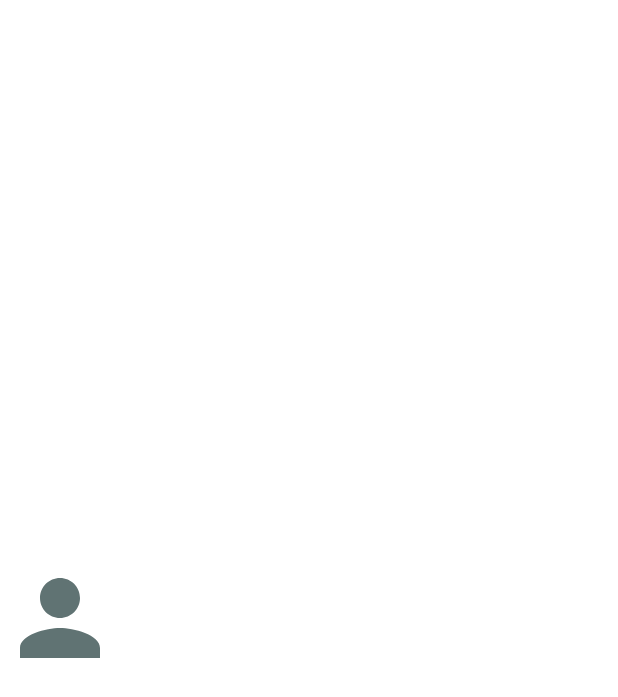
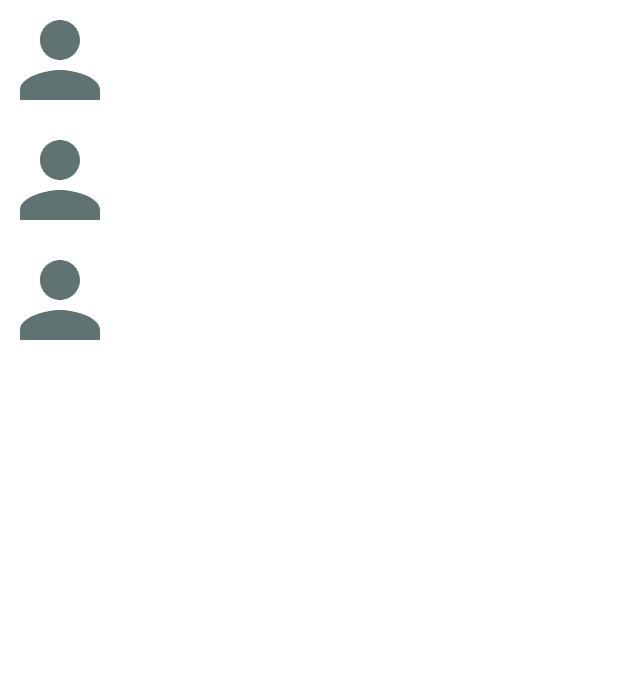
Before and after one commit to Sawsj25/first-api, an Android app: the layout activity_list_contact.xml on its own in the app's theme, with its tools: preview values and no code run, on a phone screen of 412 x 824 dp. Shown: the top 697 px of the screen. Run offline under Robolectric (Android 15) with nearby library versions, the phone set to English and light mode, and no system bars.

Commit message:
Add OnAdapterItemClickListener Interface

```diff
--- a/app/src/main/AndroidManifest.xml
+++ b/app/src/main/AndroidManifest.xml
@@ -5,6 +5,7 @@
 
     <uses-permission android:name="android.permission.INTERNET" />
     <uses-permission android:name="android.permission.SEND_SMS" />
+    <uses-permission android:name="android.permission.READ_CONTACTS"/>
 
     <application
         android:allowBackup="true"
--- a/app/src/main/java/com/example/testgradle/MainActivity.java
+++ b/app/src/main/java/com/example/testgradle/MainActivity.java
@@ -183,7 +183,7 @@ public class MainActivity extends AppCompatActivity implements View.OnClickListe
                 startActivity(intent);
             }
         });
-//        why ?
+//
 
         sharedPreferences = getSharedPreferences(MainActivity.TAG, MODE_PRIVATE);
         String email = spref.getSharedPreferences(this).getString(spref.EMAIL, "");
--- /dev/null
+++ b/app/src/main/java/com/example/testgradle/OnAdapterItemClickListener.java
@@ -0,0 +1,4 @@
+package com.example.testgradle;
+
+public interface OnAdapterItemClickListener {
+}
--- a/app/src/main/res/drawable/customborder_send.xml
+++ b/app/src/main/res/drawable/customborder_send.xml
@@ -3,5 +3,5 @@
     <corners android:radius="8dp"/>
     <padding android:left="10dp" android:right="10dp" android:top="10dp" android:bottom="10dp"/>
     <stroke android:width="1dp" android:color="#76B7EA"/>
-    <solid android:color="#D4D8ED"></solid>
+    <solid android:color="#4CAF50"></solid>
 </shape>
--- a/app/src/main/res/drawable/person.xml
+++ b/app/src/main/res/drawable/person.xml
@@ -1,5 +1,5 @@
-<vector android:height="24dp" android:tint="#607373"
+<vector android:height="50dp" android:tint="#607373"
     android:viewportHeight="24" android:viewportWidth="24"
-    android:width="24dp" xmlns:android="http://schemas.android.com/apk/res/android">
+    android:width="50dp" xmlns:android="http://schemas.android.com/apk/res/android">
     <path android:fillColor="@android:color/white" android:pathData="M12,12c2.21,0 4,-1.79 4,-4s-1.79,-4 -4,-4 -4,1.79 -4,4 1.79,4 4,4zM12,14c-2.67,0 -8,1.34 -8,4v2h16v-2c0,-2.66 -5.33,-4 -8,-4z"/>
 </vector>
--- a/app/src/main/res/layout/activity_list_contact.xml
+++ b/app/src/main/res/layout/activity_list_contact.xml
@@ -1,5 +1,5 @@
 <?xml version="1.0" encoding="utf-8"?>
-<androidx.constraintlayout.widget.ConstraintLayout xmlns:android="http://schemas.android.com/apk/res/android"
+<RelativeLayout xmlns:android="http://schemas.android.com/apk/res/android"
     xmlns:app="http://schemas.android.com/apk/res-auto"
     xmlns:tools="http://schemas.android.com/tools"
     android:layout_width="match_parent"
@@ -8,40 +8,8 @@
     <androidx.recyclerview.widget.RecyclerView
         android:id="@+id/recycler_view"
         android:layout_width="match_parent"
-        android:layout_height="wrap_content"
+        android:layout_height="match_parent"
         tools:listitem="@layout/item_contact"
         tools:ignore="MissingConstraints" />
-    <ImageView
-        android:id="@+id/imageView_contact"
-        android:layout_width="80dp"
-        android:layout_height="80dp"
-        android:src="@drawable/person"
-        app:layout_constraintStart_toStartOf="parent"
-        app:layout_constraintTop_toTopOf="parent"
-        app:layout_constraintBottom_toBottomOf="parent"
-        tools:ignore="MissingConstraints" />
-    <LinearLayout
-        android:layout_width="match_parent"
-        android:layout_height="wrap_content"
-        android:layout_marginEnd="8dp"
-        android:layout_marginStart="8dp"
-        tools:ignore="MissingConstraints" />
-    <TextView
-        android:id="@+id/textView_Name"
-        android:layout_width="match_parent"
-        android:layout_height="wrap_content"
-        android:textSize="18sp"
-        android:textStyle="bold"
-        android:textColor="@color/black"
-        android:paddingTop="9dp"
-        android:paddingBottom="8dp"
-        tools:ignore="MissingConstraints" />
-    <TextView
-        android:id="@+id/textView_number"
-        android:layout_width="match_parent"
-        android:layout_height="wrap_content"
-        android:textSize="14sp"
-        tools:ignore="MissingConstraints" />
 
-
-</androidx.constraintlayout.widget.ConstraintLayout>
+</RelativeLayout>
--- a/app/src/main/res/layout/item_contact.xml
+++ b/app/src/main/res/layout/item_contact.xml
@@ -1,6 +1,46 @@
 <?xml version="1.0" encoding="utf-8"?>
 <androidx.constraintlayout.widget.ConstraintLayout xmlns:android="http://schemas.android.com/apk/res/android"
+    xmlns:tools="http://schemas.android.com/tools"
     android:layout_width="match_parent"
-    android:layout_height="match_parent">
+    android:layout_height="wrap_content"
+    xmlns:app="http://schemas.android.com/apk/res-auto">
+
+    <ImageView
+        android:id="@+id/imageView_contact"
+        android:layout_width="80dp"
+        android:layout_height="80dp"
+        android:src="@drawable/person"
+        android:orientation="vertical"
+        app:layout_constraintStart_toStartOf="parent"
+        app:layout_constraintTop_toTopOf="parent"
+        app:layout_constraintBottom_toBottomOf="parent"
+        tools:ignore="MissingConstraints" />
+
+    <LinearLayout
+        android:layout_width="match_parent"
+        android:layout_height="wrap_content"
+        android:layout_marginEnd="8dp"
+        android:layout_marginStart="8dp"
+        app:layout_constraintStart_toEndOf="parent"
+        app:layout_constraintTop_toTopOf="parent"
+        app:layout_constraintBottom_toBottomOf="parent"
+        app:layout_constraintEnd_toEndOf="parent"
+        tools:ignore="MissingConstraints" />
+    <TextView
+        android:id="@+id/textView_Name"
+        android:layout_width="match_parent"
+        android:layout_height="wrap_content"
+        android:textSize="18sp"
+        android:textStyle="bold"
+        android:textColor="@color/black"
+        android:paddingTop="9dp"
+        android:paddingBottom="8dp"
+        tools:ignore="MissingConstraints" />
+    <TextView
+        android:id="@+id/textView_number"
+        android:layout_width="match_parent"
+        android:layout_height="wrap_content"
+        android:textSize="14sp"
+        tools:ignore="MissingConstraints" />
 
 </androidx.constraintlayout.widget.ConstraintLayout>
```
Also changed, not shown: app/src/main/java/com/example/testgradle/ListContactActivity.java (+27 -16 lines), app/src/main/java/com/example/testgradle/MainAdapter.java (+5 -8 lines), app/src/main/java/com/example/testgradle/MvpActivity.java (+8 -3 lines).
